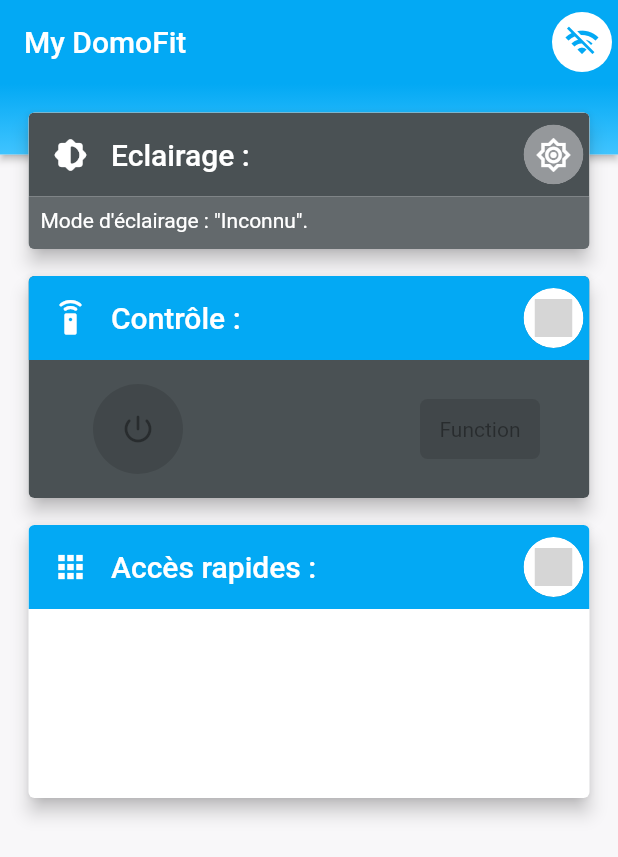
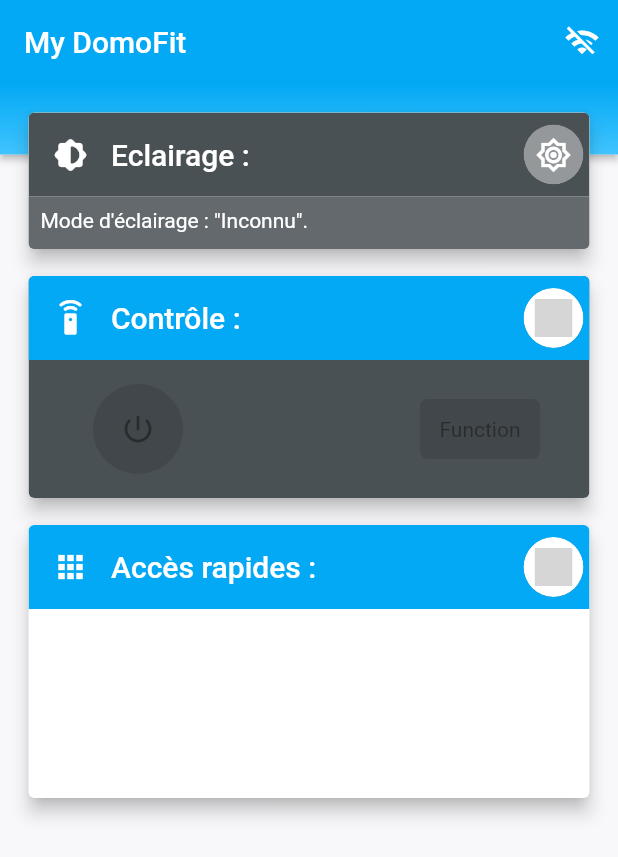
Before and after one commit to sdeparte/DomoFit_Flutter, a Flutter app: the screen it shows after launch, after a tap on "Continuer sans se connecter à un apparei", on a phone screen of 412 x 824 dp. Shown: the top 857 px of the screen. Run offline on Flutter 3.47's test engine with Material 2 defaults, Android fonts, the phone set to English and light mode, and no system bars; our stand-ins replace flutter_svg_provider, flutter_typeahead, simple_animations, sqflite; missing offline and left inert: animate_icons, flutter_appavailability, qr_code_scanner; accounts and stored records are empty; grey boxes are pictures that could not be loaded.

Commit message:
Modify connectivity button operation

```diff
--- a/lib/Routes/main_route.dart
+++ b/lib/Routes/main_route.dart
@@ -8,6 +8,7 @@ import 'package:domofit/Models/connexion.dart';
 import 'package:domofit/Tools/Animations/fade_in_and_translate_y_animation.dart';
 import 'package:domofit/Tools/Animations/height_animation.dart';
 import 'package:domofit/Tools/sd_colors.dart';
+import 'package:domofit/Widgets/blinking_widget.dart';
 import 'package:domofit/Widgets/control_widget.dart';
 import 'package:domofit/Widgets/light_widget.dart';
 import 'package:domofit/Widgets/shortcuts_widget.dart';
@@ -49,8 +50,8 @@ class MainRouteState extends State<MainRoute> {
   void initState() {
     super.initState();
 
-    connectToServer();
-    getConfiguration();
+    _connectToServer();
+    _getConfiguration();
   }
 
   @override
@@ -60,7 +61,7 @@ class MainRouteState extends State<MainRoute> {
     super.dispose();
   }
 
-  void connectToServer() async {
+  void _connectToServer() async {
     if (widget.ipAddress != null) {
       setState(() {
         isConnecting = true;
@@ -80,17 +81,25 @@ class MainRouteState extends State<MainRoute> {
           (dynamic message) {
             _onDataReceived(message);
           },
-          onDone: onDisconnected,
-          onError: (dynamic error) => onDisconnected(),
+          onDone: _onDisconnected,
+          onError: (dynamic error) => _onDisconnected(),
         );
 
         _channel?.sink.add("ALW STATE");
         _channel?.sink.add("LUM STATE");
-      });
+      }).timeout(
+          const Duration(seconds: 5),
+          onTimeout: () {
+            setState(() {
+              isConnecting = false;
+              isConnected = false;
+            });
+          }
+      );
     }
   }
 
-  void onDisconnected() async {
+  void _onDisconnected() async {
     if (_channel?.stream != null) {
       _channel?.sink.close();
     }
@@ -99,10 +108,10 @@ class MainRouteState extends State<MainRoute> {
       isConnected = false;
     });
 
-    connectToServer();
+    _connectToServer();
   }
 
-  void getConfiguration() async {
+  void _getConfiguration() async {
     Configuration? configuration = await ConfigurationsManager.instance.getConfiguration();
 
     if (null != configuration) {
@@ -158,6 +167,7 @@ class MainRouteState extends State<MainRoute> {
   @override
   Widget build(BuildContext context) {
     double screenHeight = MediaQuery.of(context).size.height;
+    bool isButton = !isConnecting && !isConnected && widget.ipAddress != null;
 
     return WillPopScope(
       onWillPop: () async {
@@ -179,27 +189,22 @@ class MainRouteState extends State<MainRoute> {
           actions: <Widget>[
             FloatingActionButton(
               heroTag: "connexionSetting",
-              backgroundColor: Colors.white,
-              splashColor: Colors.lightBlue,
+              backgroundColor: isButton ? Colors.white : Colors.transparent,
+              splashColor: isButton ? Colors.lightBlue : null,
               elevation: 0,
               mini: true,
-              child: Icon(
-                isConnecting
-                    ? Icons.wifi_protected_setup
-                    : isConnected
-                    ? Icons.wifi
-                    : Icons.wifi_off,
-                color: Colors.lightBlue,
-              ),
-              onPressed: () {
-                Navigator.pushReplacement(
-                  context,
-                  PageRouteBuilder(
-                    pageBuilder: (context, animation1, animation2) => DiscoveryRoute(myApp: widget.myApp),
-                    transitionDuration: const Duration(seconds: 0),
-                  ),
-                );
-              },
+              child: isConnecting
+                  ? BlinkingWidget(
+                      child: Icon(
+                        Icons.wifi,
+                        color: isButton ? Colors.lightBlue : Colors.white,
+                      ),
+                    )
+                  : Icon(
+                      isConnected ? Icons.wifi : Icons.wifi_off,
+                      color: isButton ? Colors.lightBlue : Colors.white,
+                    ),
+              onPressed: isButton ? _connectToServer : null,
             ),
           ],
         ),
```
